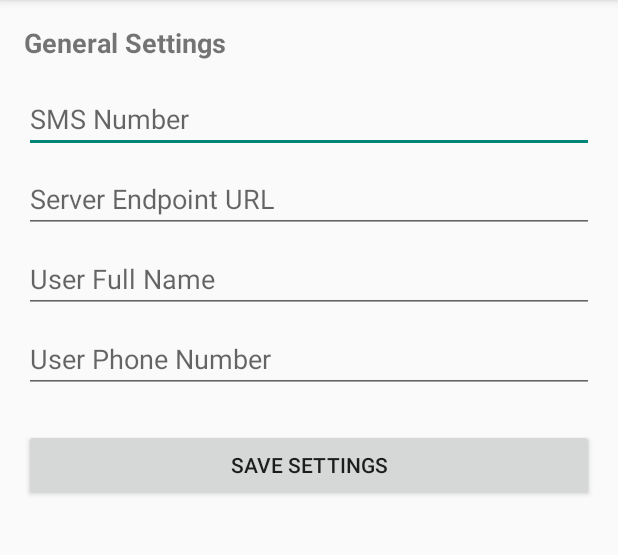
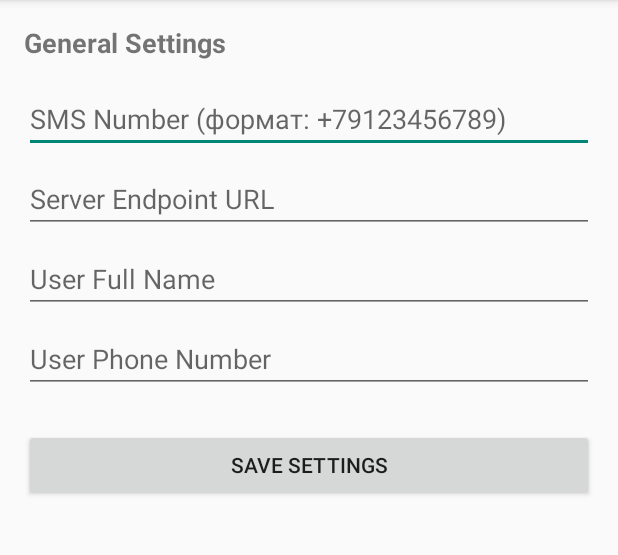
Before and after one commit to fallcorey/SecureApp, an Android app: the SettingsActivity screen opened directly, with no data from a screen before it, on a phone screen of 412 x 824 dp, the part 84-639 px from its top. Run offline under Robolectric (Android 15) with nearby library versions, the phone set to English and light mode, and no system bars.

Commit message:
Update activity_settings.xml

```diff
--- a/app/src/main/res/layout/activity_settings.xml
+++ b/app/src/main/res/layout/activity_settings.xml
@@ -21,7 +21,7 @@
             android:id="@+id/sms_number"
             android:layout_width="match_parent"
             android:layout_height="wrap_content"
-            android:hint="SMS Number"
+            android:hint="SMS Number (формат: +79123456789)"
             android:inputType="phone"
             android:layout_marginTop="8dp" />
 
```
